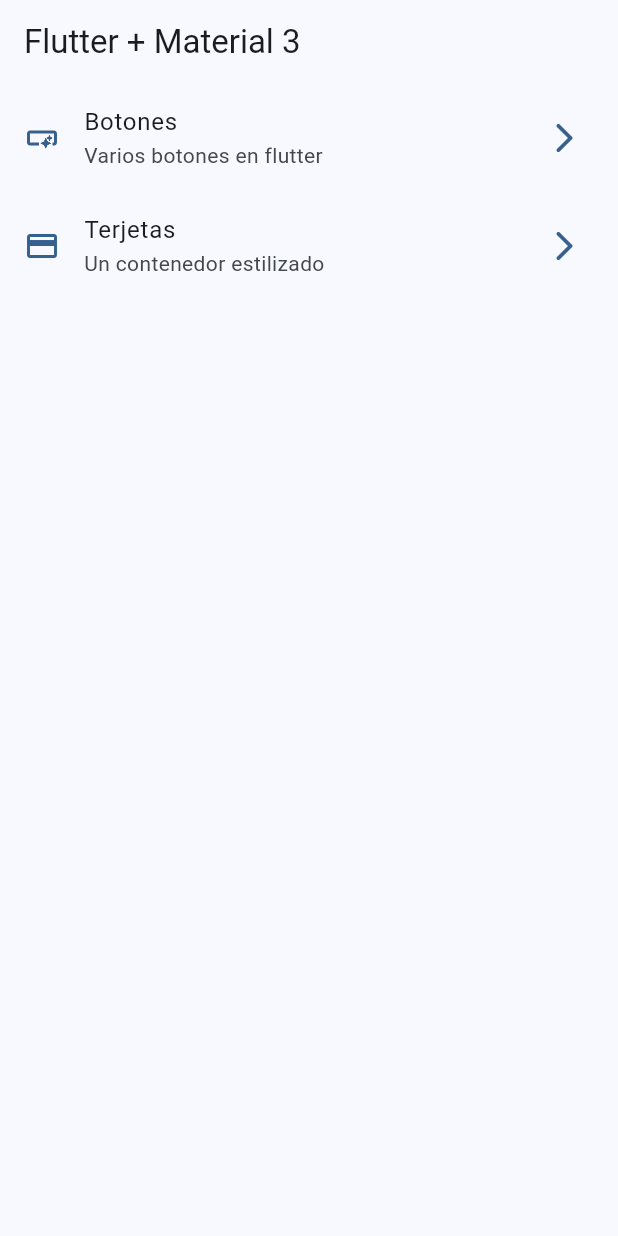
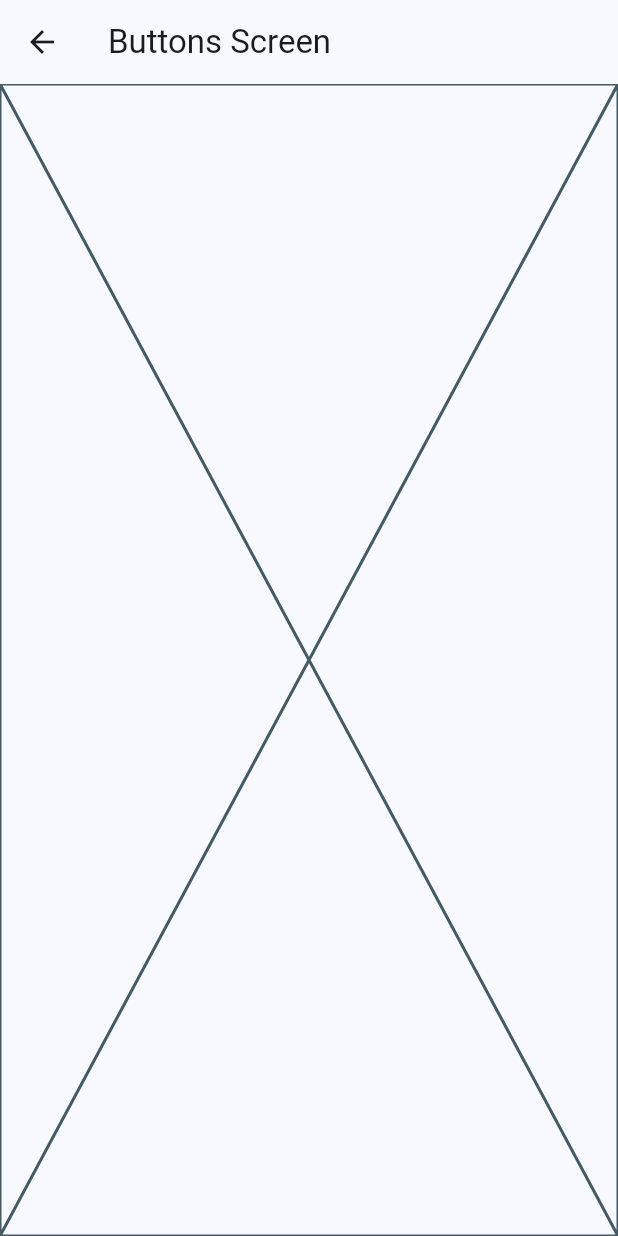
Before and after one commit to AlexanderJumbo/widgets_app, a Flutter app: the screen it shows after launch, after a tap on "Botones", on a phone screen of 412 x 824 dp. Run offline on Flutter 3.47's test engine with Material 3 defaults, Android fonts, the phone set to English and light mode, and no system bars.

Commit message:
Navegacion entre pantallas

```diff
--- a/lib/config/menu/menu_items.dart
+++ b/lib/config/menu/menu_items.dart
@@ -25,6 +25,6 @@ const appMenuItems = <MenuItem>[
   MenuItem(
       title: 'Terjetas',
       subTitle: 'Un contenedor estilizado',
-      link: '/card',
+      link: '/cards',
       icon: Icons.credit_card)
 ];
--- a/lib/main.dart
+++ b/lib/main.dart
@@ -1,5 +1,7 @@
 import 'package:flutter/material.dart';
 import 'package:widgets_app/config/theme/app_theme.dart';
+import 'package:widgets_app/presentation/screen/buttons/buttons_screen.dart';
+import 'package:widgets_app/presentation/screen/cards/cards_screen.dart';
 import 'package:widgets_app/presentation/screen/home/home_screen.dart';
 
 void main() {
@@ -14,7 +16,11 @@ class MainApp extends StatelessWidget {
     return MaterialApp(
       debugShowCheckedModeBanner: false,
       theme: AppTheme(selectedColor: 0).getTheme(),
-      home: const HomeScreen()
+      home: const HomeScreen(),
+      routes: {
+        '/buttons': (context) => const ButtonsScreen(),
+        '/cards': (context) => const CardsScreen(),
+      },
     );
   }
 }
--- /dev/null
+++ b/lib/presentation/screen/buttons/buttons_screen.dart
@@ -0,0 +1,15 @@
+import 'package:flutter/material.dart';
+
+class ButtonsScreen extends StatelessWidget {
+  const ButtonsScreen({super.key});
+
+  @override
+  Widget build(BuildContext context) {
+    return Scaffold(
+      appBar: AppBar(
+        title: const Text('Buttons Screen'),
+      ),
+      body: const Placeholder(),
+    );
+  }
+}
--- a/lib/presentation/screen/home/home_screen.dart
+++ b/lib/presentation/screen/home/home_screen.dart
@@ -1,5 +1,6 @@
 import 'package:flutter/material.dart';
 import 'package:widgets_app/config/menu/menu_items.dart';
+import 'package:widgets_app/presentation/screen/buttons/buttons_screen.dart';
 
 
 class HomeScreen extends StatelessWidget {
@@ -52,7 +53,12 @@ class _CustomListTile extends StatelessWidget {
       title: Text(menuItem.title),
       subtitle: Text(menuItem.subTitle),
       onTap: (){
-        //TODO: NAVEGAR A OTRAS PANTALLAS
+          //* Primer forma
+          // Navigator.of(context).push(
+          //   MaterialPageRoute(builder: (context) => const ButtonsScreen()),
+          // );
+          //* Segunda forma
+          Navigator.pushNamed(context, menuItem.link);
       },
     );
   }
```
Also changed, not shown: lib/presentation/screen/cards/cards_screen.dart (added, +15 -0 lines).
